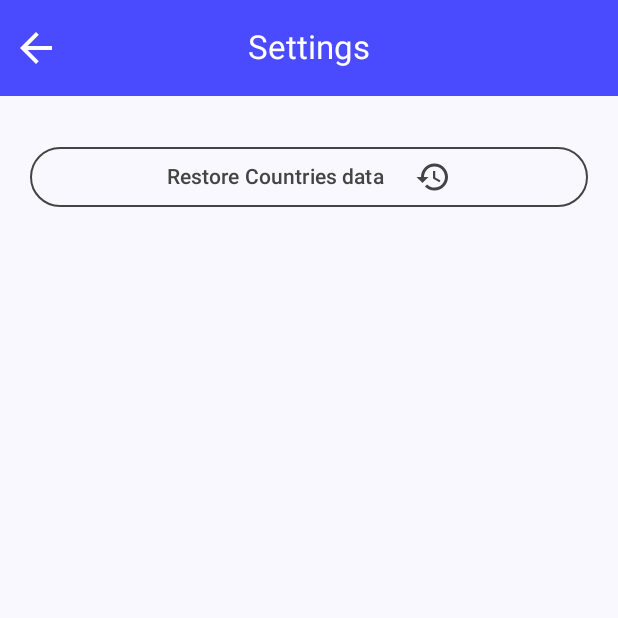
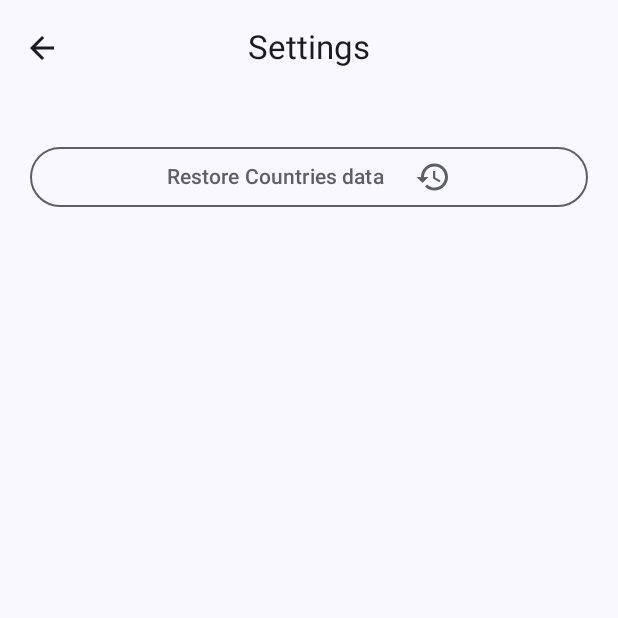
Before and after one commit to nszkwir/sample, an Android app built with Jetpack Compose: the SettingsScreen screen opened through its navigation route, on a phone screen of 412 x 824 dp, the top half of it. Run offline under Robolectric (Android 15) with nearby library versions, the phone set to English and light mode, and no system bars; our stand-ins replace Dagger/Hilt's generated code, Room's generated code; libraries missing offline, so code that uses them is left out: coil.decode; pictures from the network do not load; 2 statements that could not run were skipped.

Commit message:
Removed custom colors on generic components

```diff
--- a/gradle/libs.versions.toml
+++ b/gradle/libs.versions.toml
@@ -26,6 +26,7 @@ retrofit = "2.9.0"
 retrofitKotlinxSerializationJson = "1.0.0"
 okhttp = "4.12.0"
 navigationRuntimeKtx = "2.7.7"
+junitKtx = "1.1.5"
 
 [libraries]
 androidx-activity-compose = { module = "androidx.activity:activity-compose", version.ref = "androidxActivity" }
@@ -70,6 +71,7 @@ coil-kt = { group = "io.coil-kt", name = "coil", version.ref = "coil" }
 coil-kt-compose = { group = "io.coil-kt", name = "coil-compose", version.ref = "coil" }
 coil-kt-svg = { group = "io.coil-kt", name = "coil-svg", version.ref = "coil" }
 androidx-navigation-runtime-ktx = { group = "androidx.navigation", name = "navigation-runtime-ktx", version.ref = "navigationRuntimeKtx" }
+androidx-junit-ktx = { group = "androidx.test.ext", name = "junit-ktx", version.ref = "junitKtx" }
 
 [plugins]
 android-application = { id = "com.android.application", version.ref = "androidGradlePlugin" }
--- a/ui/build.gradle.kts
+++ b/ui/build.gradle.kts
@@ -41,6 +41,9 @@ dependencies {
     implementation(project(":data"))
     implementation(project(":common"))
     implementation(project(":model"))
+    implementation(libs.androidx.junit.ktx)
+    androidTestImplementation("junit:junit:4.12")
+    testImplementation("junit:junit:4.12")
 
     val composeBom = platform(libs.androidx.compose.bom)
     implementation(composeBom)
--- a/ui/src/main/java/com/spitzer/ui/components/loadingButton/LoadingButtonState.kt
+++ b/ui/src/main/java/com/spitzer/ui/components/loadingButton/LoadingButtonState.kt
@@ -1,5 +1,6 @@
 package com.spitzer.ui.components.loadingButton
 
+import androidx.compose.material3.MaterialTheme
 import androidx.compose.runtime.Composable
 import androidx.compose.ui.graphics.Color
 import androidx.compose.ui.res.stringResource
@@ -10,12 +11,13 @@ enum class LoadingButtonState {
     IDLE, IN_PROGRESS, SUCCESS, ERROR
 }
 
+@Composable
 fun LoadingButtonState.getColor() =
     when (this) {
-        LoadingButtonState.IDLE -> Color.DarkGray
+        LoadingButtonState.IDLE -> MaterialTheme.colorScheme.outline
         LoadingButtonState.IN_PROGRESS -> Color.Gray
         LoadingButtonState.SUCCESS -> Color.Green
-        LoadingButtonState.ERROR -> Color.Red
+        LoadingButtonState.ERROR -> MaterialTheme.colorScheme.error
     }
 
 fun LoadingButtonState.getDrawableId(idleDrawableId: Int?) =
--- a/ui/src/main/java/com/spitzer/ui/feature/countries/CountriesScreen.kt
+++ b/ui/src/main/java/com/spitzer/ui/feature/countries/CountriesScreen.kt
@@ -9,6 +9,8 @@ import androidx.hilt.navigation.compose.hiltViewModel
 import androidx.lifecycle.compose.collectAsStateWithLifecycle
 import com.spitzer.ui.R
 import com.spitzer.ui.layout.CountryListLayout
+import com.spitzer.ui.layout.scaffold.FABConfiguration
+import com.spitzer.ui.layout.scaffold.FABLayout
 import com.spitzer.ui.layout.scaffold.LoadingLayout
 import com.spitzer.ui.layout.scaffold.ScaffoldLayout
 import com.spitzer.ui.layout.scaffold.TopBarConfiguration
@@ -38,13 +40,25 @@ fun CountriesScreen(
                 )
             )
         },
-        fabContent = { /*TODO*/ },
+        fabContent = {
+            FABLayout(
+                configuration =
+                FABConfiguration(
+                    fabIconId = R.drawable.baseline_add_24,
+                    onFABClicked = fabButtonClicked,
+                    fabContentDescription = stringResource(id = R.string.addCountry_CD)
+                )
+            )
+        },
         loadingContent = {
             LoadingLayout(Modifier.padding(top = it))
         }
     ) {
         CountryListLayout(
             countries = countries,
+            onCountryClicked = {
+                onCountryClicked.invoke()
+            },
             refreshCountryList = viewModel::refreshCountyList
         )
     }
--- a/ui/src/main/java/com/spitzer/ui/feature/settings/SettingsScreen.kt
+++ b/ui/src/main/java/com/spitzer/ui/feature/settings/SettingsScreen.kt
@@ -29,6 +29,7 @@ fun SettingsScreen(
                 configuration = TopBarConfiguration(
                     title = stringResource(id = R.string.settings),
                     navIconId = R.drawable.baseline_arrow_back_24,
+                    navIconContentDescription = stringResource(id = R.string.back_CD),
                     onNavIconClicked = onBackClicked
                 )
             )
--- a/ui/src/main/java/com/spitzer/ui/layout/CountryList.kt
+++ b/ui/src/main/java/com/spitzer/ui/layout/CountryList.kt
@@ -48,6 +48,7 @@ import kotlinx.coroutines.delay
 fun CountryListLayout(
     modifier: Modifier = Modifier,
     countries: List<CountryModel>,
+    onCountryClicked: (CountryModel) -> Unit,
     refreshCountryList: () -> Unit
 ) {
     val pullRefreshState = rememberPullToRefreshState()
--- a/ui/src/main/java/com/spitzer/ui/layout/scaffold/FAB.kt
+++ b/ui/src/main/java/com/spitzer/ui/layout/scaffold/FAB.kt
@@ -1,16 +1,12 @@
 package com.spitzer.ui.layout.scaffold
 
 import androidx.annotation.DrawableRes
-import androidx.compose.foundation.Image
-import androidx.compose.foundation.layout.size
 import androidx.compose.foundation.shape.CircleShape
 import androidx.compose.material3.FloatingActionButton
+import androidx.compose.material3.Icon
 import androidx.compose.runtime.Composable
 import androidx.compose.ui.Modifier
-import androidx.compose.ui.graphics.Color
-import androidx.compose.ui.graphics.ColorFilter
 import androidx.compose.ui.res.painterResource
-import androidx.compose.ui.unit.dp
 
 data class FABConfiguration(
     @DrawableRes val fabIconId: Int? = null,
@@ -25,15 +21,13 @@ fun FABLayout(
 ) {
     if (configuration.fabIconId != null && configuration.onFABClicked != null) {
         FloatingActionButton(
+            modifier = modifier,
             shape = CircleShape,
-            containerColor = Color.Blue.copy(alpha = 0.7f),
             onClick = { configuration.onFABClicked.invoke() }
         ) {
-            Image(
-                modifier = Modifier.size(30.dp),
+            Icon(
                 painter = painterResource(id = configuration.fabIconId),
                 contentDescription = configuration.fabContentDescription,
-                colorFilter = ColorFilter.tint(Color.White)
             )
         }
     }
--- a/ui/src/main/java/com/spitzer/ui/layout/scaffold/Scaffold.kt
+++ b/ui/src/main/java/com/spitzer/ui/layout/scaffold/Scaffold.kt
@@ -1,18 +1,15 @@
 package com.spitzer.ui.layout.scaffold
 
-import androidx.compose.foundation.background
 import androidx.compose.foundation.layout.Box
 import androidx.compose.foundation.layout.padding
 import androidx.compose.material3.Scaffold
 import androidx.compose.runtime.Composable
 import androidx.compose.ui.Modifier
-import androidx.compose.ui.graphics.Color
 import androidx.compose.ui.unit.Dp
 
 @Composable
 fun ScaffoldLayout(
     modifier: Modifier = Modifier,
-    backgroundColor: Color = Color.LightGray,
     isLoading: Boolean = false,
     topBarContent: @Composable () -> Unit,
     fabContent: @Composable () -> Unit = {},
@@ -20,7 +17,7 @@ fun ScaffoldLayout(
     content: @Composable () -> Unit
 ) {
     Scaffold(
-        modifier = Modifier.background(color = backgroundColor),
+        modifier = modifier,
         topBar = topBarContent,
         floatingActionButton = fabContent
     )
--- a/ui/src/main/java/com/spitzer/ui/layout/scaffold/TopBar.kt
+++ b/ui/src/main/java/com/spitzer/ui/layout/scaffold/TopBar.kt
@@ -1,20 +1,15 @@
 package com.spitzer.ui.layout.scaffold
 
 import androidx.annotation.DrawableRes
-import androidx.compose.foundation.Image
-import androidx.compose.foundation.clickable
-import androidx.compose.foundation.layout.padding
-import androidx.compose.foundation.layout.size
 import androidx.compose.material3.CenterAlignedTopAppBar
 import androidx.compose.material3.ExperimentalMaterial3Api
+import androidx.compose.material3.Icon
+import androidx.compose.material3.IconButton
+import androidx.compose.material3.MaterialTheme
 import androidx.compose.material3.Text
-import androidx.compose.material3.TopAppBarDefaults
 import androidx.compose.runtime.Composable
 import androidx.compose.ui.Modifier
-import androidx.compose.ui.graphics.Color
-import androidx.compose.ui.graphics.ColorFilter
 import androidx.compose.ui.res.painterResource
-import androidx.compose.ui.unit.dp
 
 data class TopBarConfiguration(
     val title: String? = "",
@@ -36,40 +31,27 @@ fun TopBarLayout(
         modifier = modifier,
         title = {
             Text(
-                color = Color.White,
-                text = configuration.title ?: ""
+                text = configuration.title ?: "",
+                style = MaterialTheme.typography.titleLarge // TODO create Theme in ui module
             )
         },
-        colors = TopAppBarDefaults.topAppBarColors(
-            containerColor = Color.Blue.copy(alpha = 0.7f)
-        ),
         navigationIcon = {
             if (configuration.navIconId != null && configuration.onNavIconClicked != null)
-                Image(
-                    modifier = Modifier
-                        .size(40.dp)
-                        .padding(4.dp)
-                        .clickable {
-                            configuration.onNavIconClicked.invoke()
-                        },
+                IconButton(onClick = { configuration.onNavIconClicked.invoke() }) {
+                    Icon(
                         painter = painterResource(id = configuration.navIconId),
                         contentDescription = configuration.navIconContentDescription,
-                    colorFilter = ColorFilter.tint(Color.White)
                     )
+                }
         },
         actions = {
             if (configuration.buttonIconId != null && configuration.onButtonClicked != null)
-                Image(
-                    modifier = Modifier
-                        .size(40.dp)
-                        .padding(4.dp)
-                        .clickable {
-                            configuration.onButtonClicked.invoke()
-                        },
+                IconButton(onClick = { configuration.onButtonClicked.invoke() }) {
+                    Icon(
                         painter = painterResource(id = configuration.buttonIconId),
                         contentDescription = configuration.buttonContentDescription,
-                    colorFilter = ColorFilter.tint(Color.White)
                     )
+                }
         },
     )
 }
--- /dev/null
+++ b/ui/src/main/res/drawable/baseline_add_24.xml
@@ -0,0 +1,5 @@
+<vector android:height="24dp" android:tint="#000000"
+    android:viewportHeight="24" android:viewportWidth="24"
+    android:width="24dp" xmlns:android="http://schemas.android.com/apk/res/android">
+    <path android:fillColor="@android:color/white" android:pathData="M19,13h-6v6h-2v-6H5v-2h6V5h2v6h6v2z"/>
+</vector>
```
Also changed, not shown: ui/src/main/java/com/spitzer/ui/layout/scaffold/Loading.kt (+13 -24 lines). Lines whose indentation alone changed are shown as unchanged.
